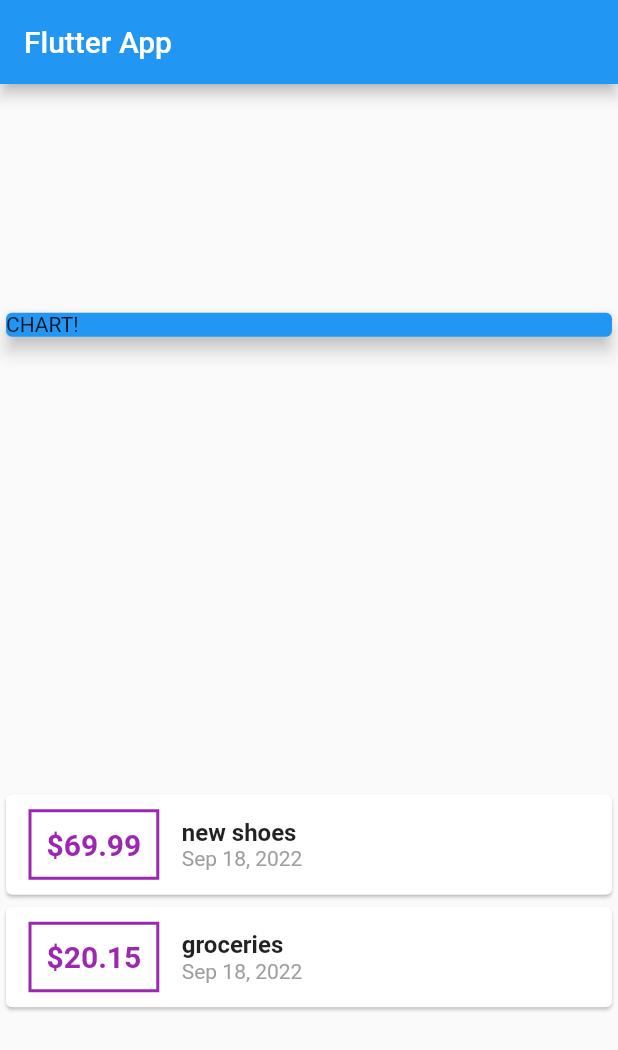
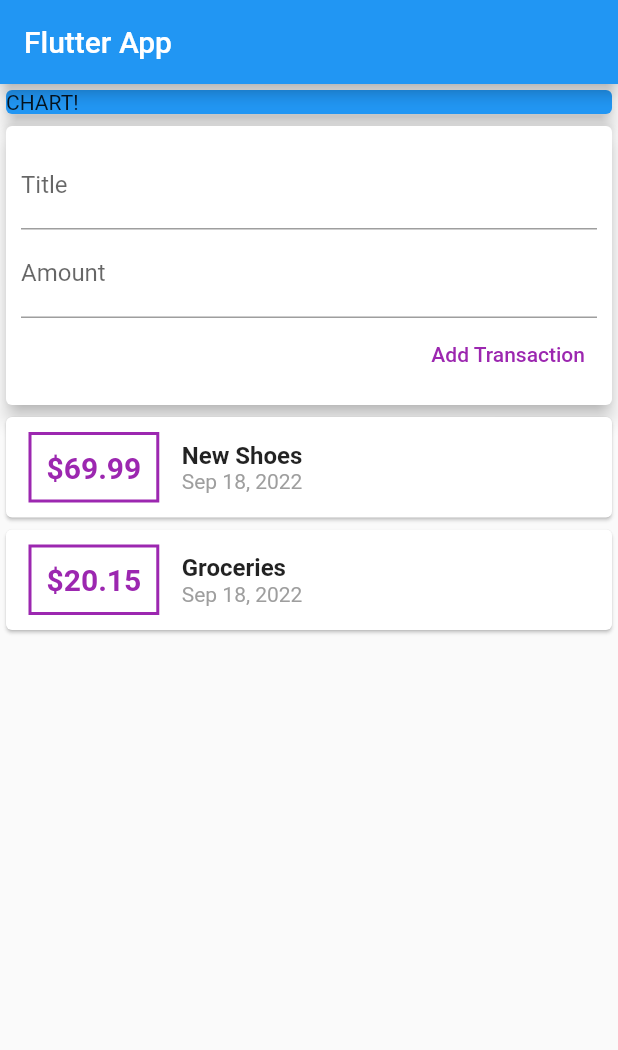
Before and after one commit to Pedro-Costa123/flutter_guide_2022_personal_expenses_app, a Flutter app: the screen it shows after launch, on a phone screen of 412 x 824 dp. Shown: the top 1050 px of the screen. Run offline on Flutter 3.47's test engine with Material 2 defaults, Android fonts, the phone set to English and light mode, and no system bars.

Commit message:
Section 4 : 89

```diff
--- a/lib/main.dart
+++ b/lib/main.dart
@@ -1,7 +1,5 @@
 import 'package:flutter/material.dart';
-import 'package:intl/intl.dart';
-
-import './transaction.dart';
+import 'package:flutter_guide_2022_personal_expenses_app/widgets/user_transactions.dart';
 
 void main() => runApp(MyApp());
 
@@ -16,13 +14,6 @@ class MyApp extends StatelessWidget {
 }
 
 class MyHomePage extends StatelessWidget {
-  final List<Transaction> transactions = [
-    Transaction(
-        id: 't1', title: 'new shoes', amount: 69.99, date: DateTime.now()),
-    Transaction(
-        id: 't2', title: 'groceries', amount: 20.15, date: DateTime.now()),
-  ];
-
   @override
   Widget build(BuildContext context) {
     return Scaffold(
@@ -30,7 +21,7 @@ class MyHomePage extends StatelessWidget {
         title: Text('Flutter App'),
       ),
       body: Column(
-        mainAxisAlignment: MainAxisAlignment.spaceAround,
+        //mainAxisAlignment: MainAxisAlignment.start,
         crossAxisAlignment: CrossAxisAlignment.stretch,
         children: [
           Container(
@@ -41,42 +32,7 @@ class MyHomePage extends StatelessWidget {
               elevation: 5,
             ),
           ),
-          Column(
-            children: transactions.map((tx) {
-              return Card(
-                child: Row(
-                  children: [
-                    Container(
-                      margin:
-                          EdgeInsets.symmetric(vertical: 10, horizontal: 15),
-                      decoration: BoxDecoration(
-                        border: Border.all(color: Colors.purple, width: 2),
-                      ),
-                      padding: EdgeInsets.all(10),
-                      child: Text(
-                        '\$${tx.amount}',
-                        style: TextStyle(
-                          fontWeight: FontWeight.bold,
-                          fontSize: 20,
-                          color: Colors.purple,
-                        ),
-                      ),
-                    ),
-                    Column(
-                      crossAxisAlignment: CrossAxisAlignment.start,
-                      children: [
-                        Text(tx.title, style: TextStyle(fontSize: 16, fontWeight: FontWeight.bold),),
-                        Text(
-                          DateFormat.yMMMd().format(tx.date),
-                          style: TextStyle(
-                            color: Colors.grey),),
-                      ],
-                    ),
-                  ],
-                ),
-              );
-            }).toList(),
-          ),
+          UserTransactions(),
         ],
       ),
     );
--- /dev/null
+++ b/lib/widgets/new_transaction.dart
@@ -0,0 +1,46 @@
+import 'package:flutter/material.dart';
+
+class NewTransaction extends StatelessWidget {
+  final Function addTx;
+  final titleController = TextEditingController();
+  final amountController = TextEditingController();
+
+  NewTransaction(this.addTx);
+
+  @override
+  Widget build(BuildContext context) {
+    return Card(
+      elevation: 5,
+      child: Container(
+        padding: EdgeInsets.all(10),
+        child: Column(
+          crossAxisAlignment: CrossAxisAlignment.end,
+          children: [
+            TextField(
+              decoration: InputDecoration(labelText: 'Title'),
+              controller: titleController,
+              //onChanged: (val) {
+              //  titleInput = val;
+              //},
+            ),
+            TextField(
+              decoration: InputDecoration(labelText: 'Amount'),
+              controller: amountController,
+              //onChanged: (val) {
+              //  amountInput = val;
+              //},
+            ),
+            TextButton(
+              child: Text('Add Transaction'),
+              style: ButtonStyle(
+                  foregroundColor: MaterialStatePropertyAll(Colors.purple)),
+              onPressed: () {
+                addTx(titleController.text, double.parse(amountController.text));
+              },
+            )
+          ],
+        ),
+      ),
+    );
+  }
+}
--- /dev/null
+++ b/lib/widgets/transaction_list.dart
@@ -0,0 +1,54 @@
+import 'package:flutter/material.dart';
+import 'package:intl/intl.dart';
+
+import '../models/transaction.dart';
+
+class TransactionList extends StatelessWidget {
+  final List<Transaction> transactions;
+
+  TransactionList(this.transactions);
+
+  @override
+  Widget build(BuildContext context) {
+    return Column(
+      children: transactions.map((tx) {
+        return Card(
+          child: Row(
+            children: [
+              Container(
+                margin:
+                EdgeInsets.symmetric(vertical: 10, horizontal: 15),
+                decoration: BoxDecoration(
+                  border: Border.all(color: Colors.purple, width: 2),
+                ),
+                padding: EdgeInsets.all(10),
+                child: Text(
+                  '\$${tx.amount}',
+                  style: TextStyle(
+                    fontWeight: FontWeight.bold,
+                    fontSize: 20,
+                    color: Colors.purple,
+                  ),
+                ),
+              ),
+              Column(
+                crossAxisAlignment: CrossAxisAlignment.start,
+                children: [
+                  Text(
+                    tx.title,
+                    style: TextStyle(
+                        fontSize: 16, fontWeight: FontWeight.bold),
+                  ),
+                  Text(
+                    DateFormat.yMMMd().format(tx.date),
+                    style: TextStyle(color: Colors.grey),
+                  ),
+                ],
+              ),
+            ],
+          ),
+        );
+      }).toList(),
+    );
+  }
+}
--- /dev/null
+++ b/lib/widgets/user_transactions.dart
@@ -0,0 +1,40 @@
+import 'package:flutter/material.dart';
+
+import '../models/transaction.dart';
+import 'transaction_list.dart';
+import 'new_transaction.dart';
+
+class UserTransactions extends StatefulWidget {
+  @override
+  State<UserTransactions> createState() => _UserTransactionsState();
+}
+
+class _UserTransactionsState extends State<UserTransactions> {
+  final List<Transaction> _userTransactions = [
+    Transaction(
+        id: 't1', title: 'New Shoes', amount: 69.99, date: DateTime.now()),
+    Transaction(
+        id: 't2', title: 'Groceries', amount: 20.15, date: DateTime.now()),
+  ];
+
+  void _addNewTransaction(String txTitle, double txAmount) {
+    final newTx = Transaction(
+        title: txTitle,
+        amount: txAmount,
+        date: DateTime.now(),
+        id: DateTime.now().toString());
+    setState(() {
+      _userTransactions.add(newTx);
+    });
+  }
+
+  @override
+  Widget build(BuildContext context) {
+    return Column(
+      children: [
+        NewTransaction(_addNewTransaction),
+        TransactionList(_userTransactions),
+      ],
+    );
+  }
+}
```
Also changed, not shown: lib/models/transaction.dart (renamed from lib/transaction.dart).
